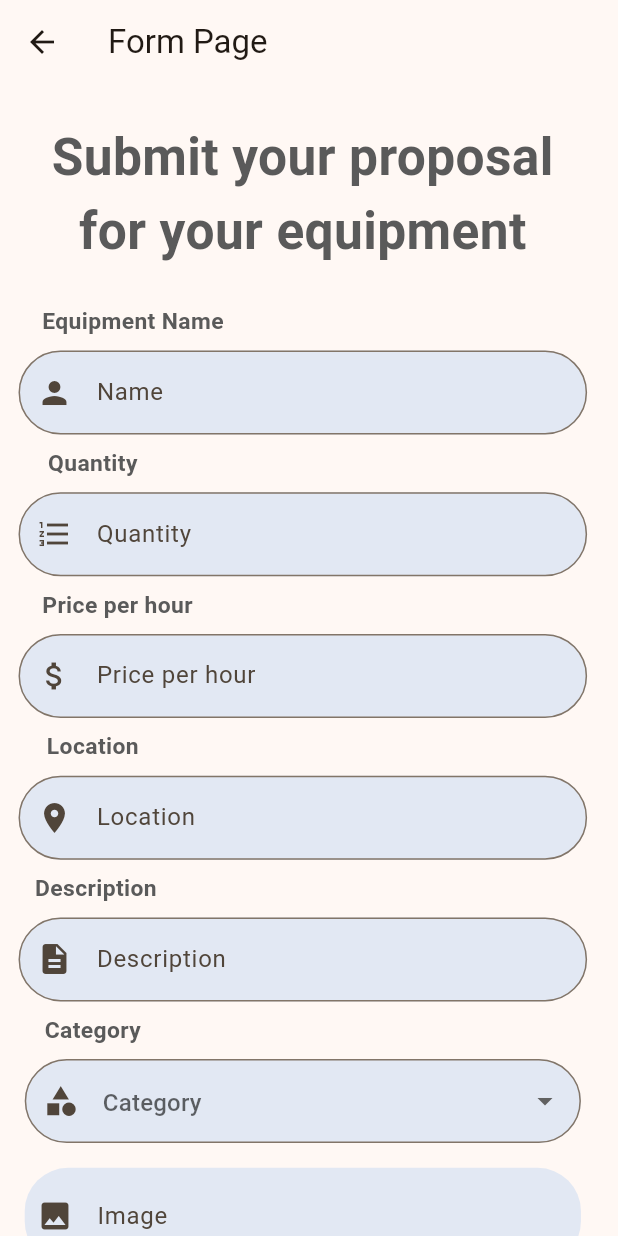
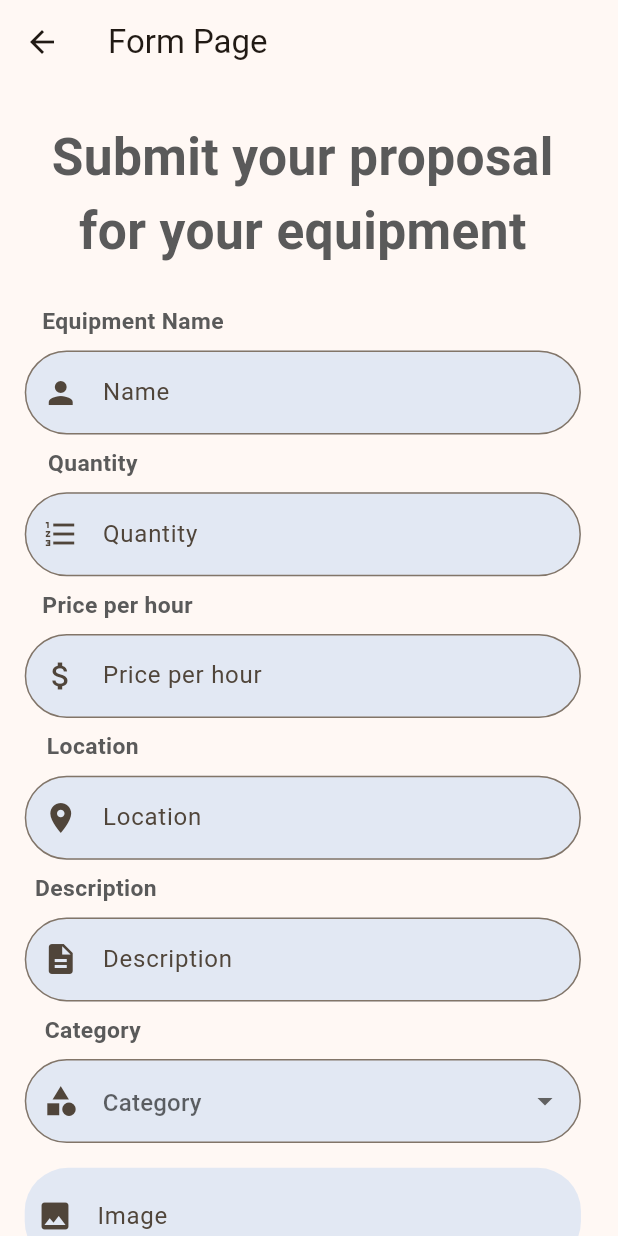
Before and after one commit to Tech-Gem/Dozer_Front-end, a Flutter app: the InfoFillingPage screen opened directly, on a phone screen of 412 x 824 dp. Run offline on Flutter 3.47's test engine with Material 2 defaults, Android fonts, the phone set to English and light mode, and no system bars; our stand-ins replace dartz, equatable, flutter_svg, get, image_picker, responsive_sizer and 1 more; missing offline and left inert: Dozer, cloudinary_flutter, cloudinary_url_gen; project files that could hold a hidden picture were left out.

Commit message:
add text field

```diff
--- a/Dozer_Mobile/dozer_owner/lib/features/widgets/text_field.dart
+++ b/Dozer_Mobile/dozer_owner/lib/features/widgets/text_field.dart
@@ -30,7 +30,7 @@ class CustomTextField extends StatelessWidget {
           width: borderWidth,
         ),
       ),
-      margin: EdgeInsets.symmetric(vertical: 1.h, horizontal: 1.w),
+      margin: EdgeInsets.symmetric(vertical: 1.h, horizontal: 2.w),
       child: TextField(
         controller: controller,
         obscureText: obscureText,
```
